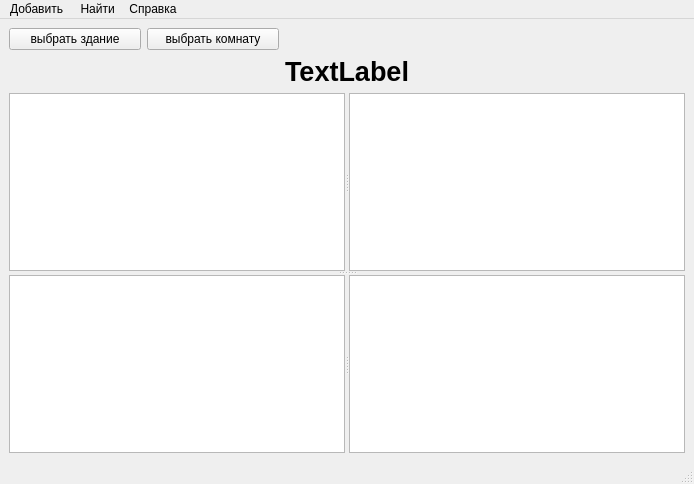
Old version of the form View/RoomViewer.ui in the repository Dovmial/SimpleSystemInventarization.
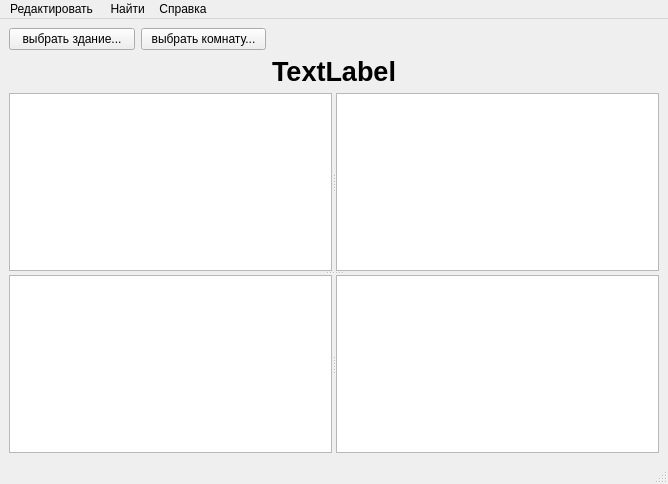
New version of the form.

```diff
--- a/View/RoomViewer.ui
+++ b/View/RoomViewer.ui
@@ -6,7 +6,7 @@
    <rect>
     <x>0</x>
     <y>0</y>
-    <width>694</width>
+    <width>668</width>
     <height>484</height>
    </rect>
   </property>
@@ -71,14 +71,14 @@
       <item>
        <widget class="QPushButton" name="btnTransitBuilding">
         <property name="text">
-         <string>выбрать здание</string>
+         <string>выбрать здание...</string>
         </property>
        </widget>
       </item>
       <item>
        <widget class="QPushButton" name="btnTransitRoom">
         <property name="text">
-         <string>выбрать комнату</string>
+         <string>выбрать комнату...</string>
         </property>
        </widget>
       </item>
@@ -120,18 +120,10 @@
     <rect>
      <x>0</x>
      <y>0</y>
-     <width>694</width>
+     <width>668</width>
      <height>22</height>
     </rect>
    </property>
-   <widget class="QMenu" name="menu">
-    <property name="title">
-     <string>Добавить</string>
-    </property>
-    <addaction name="mnuAddItem"/>
-    <addaction name="mnuAddRoom"/>
-    <addaction name="mnuAddBuilding"/>
-   </widget>
    <widget class="QMenu" name="menu_2">
     <property name="title">
      <string> Найти</string>
@@ -144,7 +136,21 @@
      <string>Справка</string>
     </property>
    </widget>
-   <addaction name="menu"/>
+   <widget class="QMenu" name="menu_4">
+    <property name="title">
+     <string>Редактировать</string>
+    </property>
+    <widget class="QMenu" name="menu_5">
+     <property name="title">
+      <string>Добавить</string>
+     </property>
+     <addaction name="mnuAddItem"/>
+     <addaction name="mnuAddRoom"/>
+     <addaction name="mnuAddBuilding"/>
+    </widget>
+    <addaction name="menu_5"/>
+   </widget>
+   <addaction name="menu_4"/>
    <addaction name="menu_2"/>
    <addaction name="menu_3"/>
   </widget>
```
Left out of the diff: 20 changed lines with no effect on the pictures.
